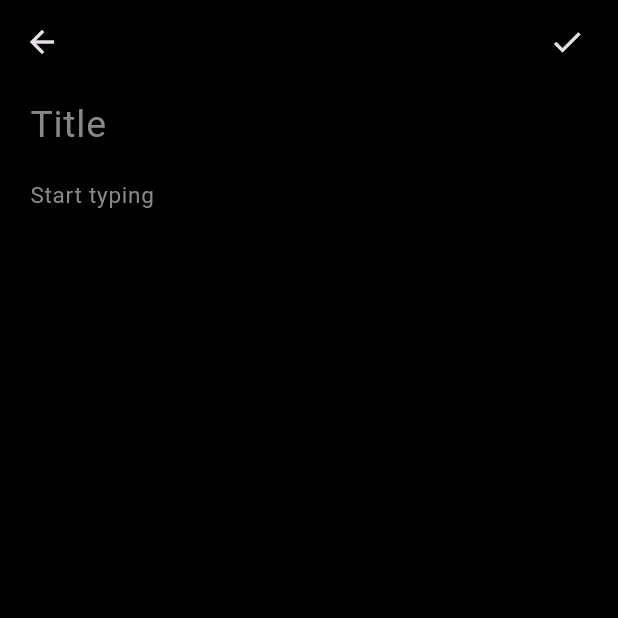
After one commit to amirat737/notes_app, a Flutter app: the screen it shows after launch, after a tap on "Study", on a phone screen of 412 x 824 dp, the top half of it. The commit adds this screen. Run offline on Flutter 3.47's test engine with Material 3 defaults, Android fonts, the phone set to English and light mode, and no system bars; our stand-ins replace font_awesome_flutter.

Commit message:
build: edit note view

```diff
--- /dev/null
+++ b/lib/views/edit_note_view.dart
@@ -0,0 +1,41 @@
+import 'package:flutter/material.dart';
+import 'package:notes/constants.dart';
+import 'package:notes/widgets/text_field_widget.dart';
+
+class EditNoteView extends StatelessWidget {
+  const EditNoteView({super.key});
+
+  @override
+  Widget build(BuildContext context) {
+    final double screenWidth = MediaQuery.of(context).size.width;
+
+    return Scaffold(
+      appBar: AppBar(
+        leading: IconButton(
+            onPressed: () {
+              Navigator.pop(context);
+            },
+            icon: const Icon(Icons.arrow_back)),
+        title: IconButton(onPressed: () {}, icon: const Icon(Icons.check)),
+        titleSpacing: screenWidth - 110,
+        backgroundColor: black,
+        surfaceTintColor:black
+      ),
+      body: const Padding(
+        padding: EdgeInsets.symmetric(horizontal: 20),
+        child: Column(
+          children: [
+            TextFieldWidget(
+              hint: 'Title',
+            ),
+            TextFieldWidget(
+              hint: 'Start typing',
+              fontSize: 15,
+              maxLines: 10,
+            ),
+          ],
+        ),
+      ),
+    );
+  }
+}
--- a/lib/widgets/note_widget.dart
+++ b/lib/widgets/note_widget.dart
@@ -1,13 +1,20 @@
 import 'package:flutter/material.dart';
 import 'package:font_awesome_flutter/font_awesome_flutter.dart';
 import 'package:notes/constants.dart';
+import 'package:notes/views/edit_note_view.dart';
 
 class NoteWidget extends StatelessWidget {
   const NoteWidget({super.key});
 
   @override
   Widget build(BuildContext context) {
-    return Container(
+    return GestureDetector(
+      onTap: (){
+         Navigator.push(context, MaterialPageRoute(builder: (context) {
+        return const EditNoteView();
+      }));
+      },
+      child: Container(
         margin: const EdgeInsets.only(top: 16),
         padding: const EdgeInsets.all(16),
         decoration: const BoxDecoration(
@@ -44,6 +51,7 @@ class NoteWidget extends StatelessWidget {
             ),
           ],
         ),
+      ),
     );
   }
 }
```
Lines whose indentation alone changed are shown as unchanged.
